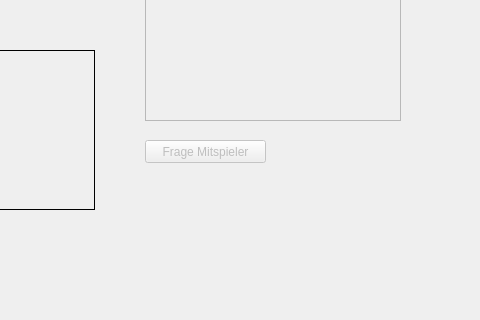
First picture: the form in Cluedo/UI/CluedoUI.ui, repository haegar80/Cluedo, before the edit; both pictures show x 825 to 1305 and y 90 to 410 of the 1305 by 828 pixel window.
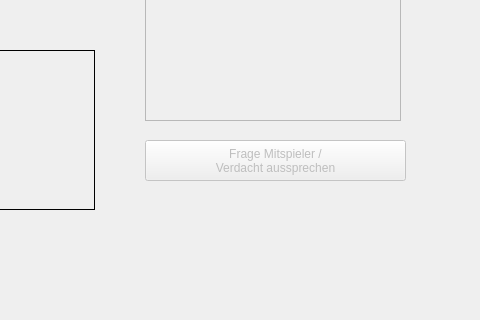
Second picture: the form after the edit.

What changed in the file:
```diff
--- a/Cluedo/UI/CluedoUI.ui
+++ b/Cluedo/UI/CluedoUI.ui
@@ -263,12 +263,13 @@
      <rect>
       <x>970</x>
       <y>230</y>
-      <width>121</width>
-      <height>23</height>
+      <width>261</width>
+      <height>41</height>
      </rect>
     </property>
     <property name="text">
-     <string>Frage Mitspieler</string>
+     <string>Frage Mitspieler / 
+Verdacht aussprechen</string>
     </property>
    </widget>
    <widget class="QPushButton" name="buttonStartGame">
```
Left out of the diff: 2 changed lines with no effect on the pictures.
